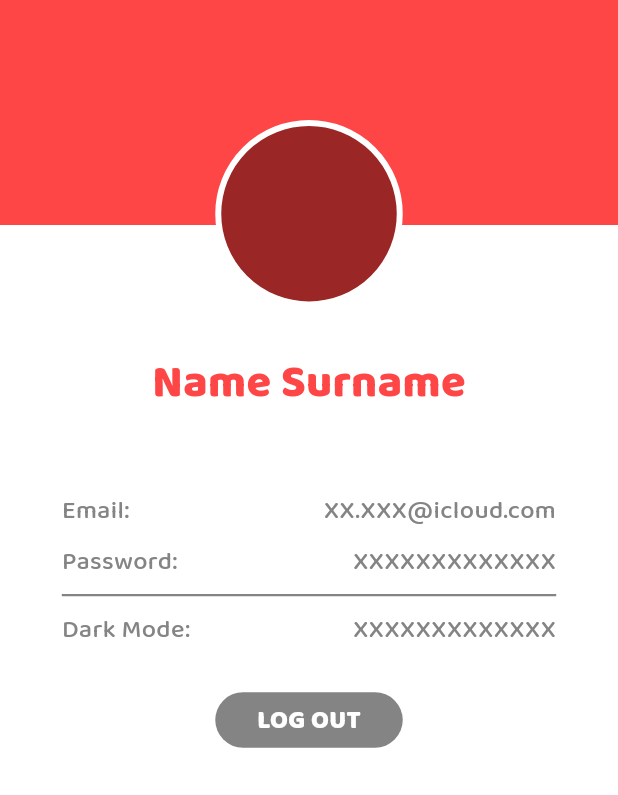
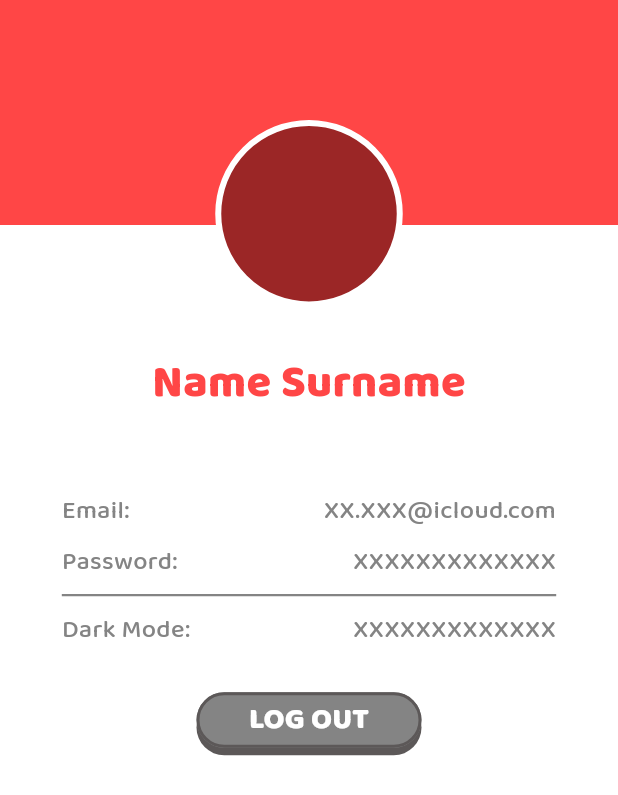
Before and after one commit to WataTipvarakarnkoon/VitalAct, a Flutter app: the ProfilePage screen opened directly, on a phone screen of 412 x 824 dp. Shown: the top 795 px of the screen. Run offline on Flutter 3.47's test engine with Material 3 defaults, Android fonts, the phone set to English and light mode, and no system bars; our stand-ins replace firebase_auth, firebase_core; accounts and stored records are empty; project files that could hold a hidden picture were left out.

Commit message:
Remove settings and use Appbutton for logout

```diff
--- a/lib/screens/main/profile_page.dart
+++ b/lib/screens/main/profile_page.dart
@@ -1,9 +1,20 @@
 import 'package:flutter/material.dart';
-import 'package:vitalact/widgets/icon_items.dart';
-import 'settings_page.dart';
+import 'package:vitalact/widgets/app_button.dart';
+import 'package:vitalact/services/auth_service.dart';
+import 'package:vitalact/screens/auth/auth_gate.dart';
 
 class ProfilePage extends StatelessWidget {
   const ProfilePage({super.key});
+  Future<void> _signOut(BuildContext context) async {
+    await AuthService.signOut();
+
+    if (!context.mounted) return;
+
+    Navigator.of(context).pushAndRemoveUntil(
+      MaterialPageRoute(builder: (_) => const AuthGate()),
+      (route) => false,
+    );
+  }
 
   @override
   Widget build(BuildContext context) {
@@ -133,41 +144,17 @@ class ProfilePage extends StatelessWidget {
                 const SizedBox(
                   height: 30,
                 ),
-                Container(
+                AppButton(
+                  text: "LOG OUT",
+                  onPressed: () => _signOut(context),
+                  width: 150,
                   height: 37,
-                  width: 125,
-                  decoration: BoxDecoration(
-                      borderRadius: BorderRadius.circular(20),
-                      color: const Color.fromARGB(255, 132, 132, 132)),
-                  child: const Center(
-                    child: Text(
-                      'LOG OUT',
-                      style: TextStyle(
-                          fontSize: 17,
-                          color: Colors.white,
-                          fontWeight: FontWeight.w700),
-                    ),
-                  ),
-                ),
+                  backgroundColor: const Color.fromARGB(255, 132, 132, 132),
+                  foregroundColor: Colors.white,
+                  borderColor: const Color.fromARGB(255, 92, 88, 88),
+                  shadowColor: const Color.fromARGB(255, 92, 88, 88),
+                )
               ],
-            ),
-          ),
-
-          // SETTINGS ICON (top-right)
-          Positioned(
-            top: 10,
-            right: 20,
-            child: IconItems(
-              path: 'assets/icons/setting.png',
-              isSelected: false, // not tied to bottom nav
-              onTap: () {
-                Navigator.push(
-                  context,
-                  MaterialPageRoute(
-                    builder: (_) => const SettingsPage(),
-                  ),
-                );
-              },
             ),
           ),
         ],
```
Also changed, not shown: lib/screens/main/settings_page.dart (deleted, +0 -38 lines).
